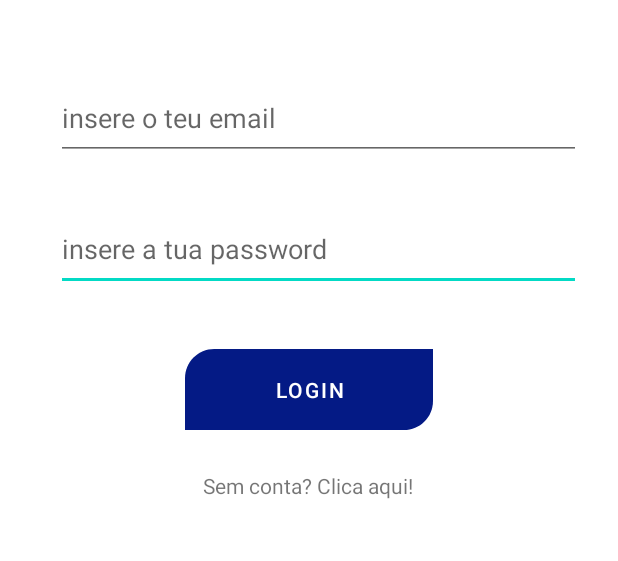
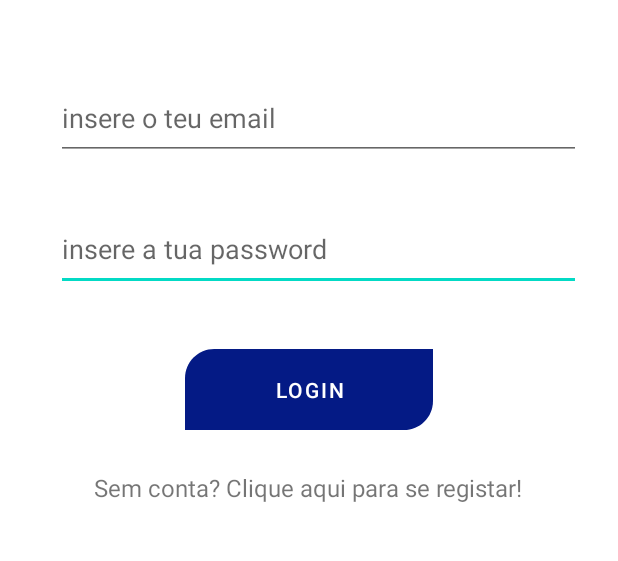
Before and after one commit to flavioafernandes/projeto_cm, an Android app: the screen it shows after launch (MainActivity), after a tap on "LOGIN", on a phone screen of 412 x 824 dp, the part 325-886 px from its top. Run offline under Robolectric (Android 15) with nearby library versions, the phone set to English and light mode, and no system bars; 3 statements that could not run were skipped.

Commit message:
Mostrar erro quando o login e invalido

```diff
--- a/app/src/main/java/com/example/projectcm/fragments/Login.java
+++ b/app/src/main/java/com/example/projectcm/fragments/Login.java
@@ -13,6 +13,7 @@ import android.view.ViewGroup;
 import android.widget.Button;
 import android.widget.EditText;
 import android.widget.TextView;
+import android.widget.Toast;
 
 import com.example.projectcm.DatabaseHelper;
 import com.example.projectcm.R;
@@ -82,6 +83,7 @@ public class Login extends Fragment {
                     }
                     else{
                         //mensagem de erro
+                        Toast.makeText(getContext(), "Por favor insira um email e uma password válidas", Toast.LENGTH_LONG).show();
                     }
                 } catch (ExecutionException e) {
                     e.printStackTrace();
--- a/app/src/main/res/layout/fragment_login.xml
+++ b/app/src/main/res/layout/fragment_login.xml
@@ -82,7 +82,8 @@
         android:id="@+id/toRegister"
         android:layout_width="wrap_content"
         android:layout_height="wrap_content"
-        android:text="Sem conta? Clica aqui!"
+        android:text="@string/clique_aqui_para_registar"
+        android:textSize="16sp"
         app:layout_constraintBottom_toBottomOf="parent"
         app:layout_constraintEnd_toEndOf="parent"
         app:layout_constraintHorizontal_bias="0.498"
--- a/app/src/main/res/values/strings.xml
+++ b/app/src/main/res/values/strings.xml
@@ -39,4 +39,5 @@
     <string name="c_digo_do_destinat_rio">Código do destinatário:</string>
     <string name="selecione_o_carro_a_partilhar">Selecione o Carro a partilhar:</string>
     <string name="partilhar">Partilhar</string>
+    <string name="clique_aqui_para_registar">Sem conta? Clique aqui para se registar!</string>
 </resources>
```
